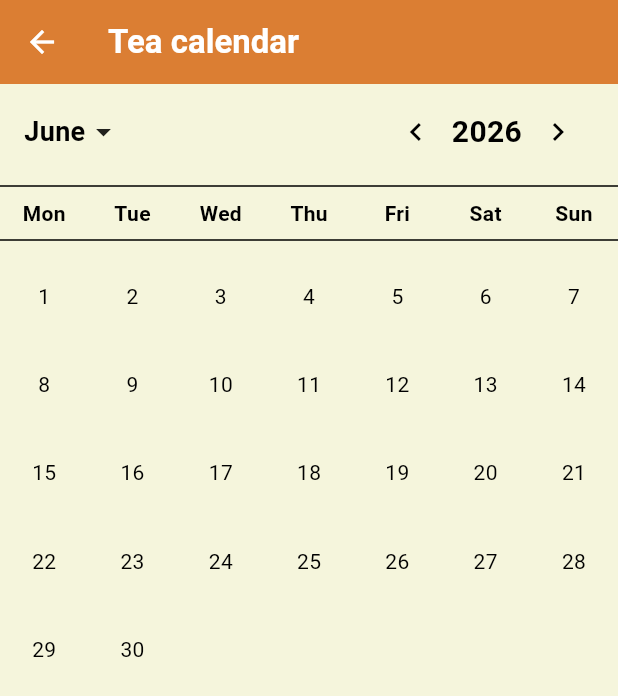
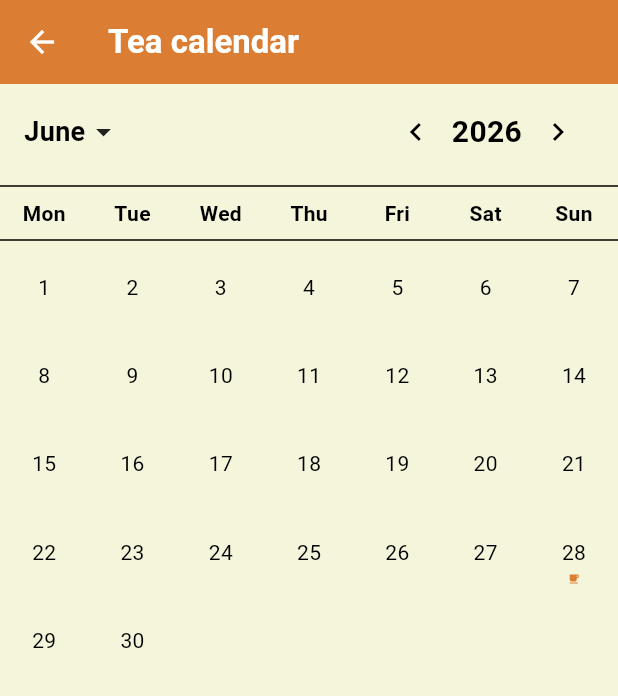
Before and after one commit to BaoBab-800/Zen-Tea, a Flutter app: the screen it shows after launch, after a tap on "Get tea for today", after a tap on "Tea calendar", on a phone screen of 412 x 824 dp. Shown: the top 696 px of the screen. Run offline on Flutter 3.47's test engine with Material 3 defaults, Android fonts, the light colour scheme and no system bars; our stand-ins replace flutter_svg, go_router, hive, hive_flutter, package_info_plus, path_drawing; accounts and stored records are empty.

Commit message:
The calendar day model is now stored in memory and used in the calendar itself.

```diff
--- a/lib/core/providers/providers.dart
+++ b/lib/core/providers/providers.dart
@@ -9,6 +9,8 @@ import 'package:zentea/services/achievements/i_achievements_service.dart';
 import 'package:zentea/services/achievements/achievements_service.dart';
 import 'package:zentea/services/achievements/i_achievement_notification_service.dart';
 import 'package:zentea/services/achievements/achievement_notification_service.dart';
+
+import 'package:zentea/services/calendar/calendar_activity_service.dart';
 
 import 'package:zentea/services/quest_progress/quest_progress_service.dart';
 
@@ -59,10 +61,17 @@ List<SingleChildWidget> buildProviders(IStatsRepository statsRepository, Stats i
     create: (context) => WelcomeDialogService(context.read<IKeyValueStorage>()),
   ),
 
+  ChangeNotifierProvider<CalendarActivityService>(
+    create: (context) => CalendarActivityService(
+      context.read<IKeyValueStorage>(),
+    ),
+  ),
+
   Provider<ITodayTeaService>(
     create: (context) => TodayTeaServiceImpl(
       context.read<IKeyValueStorage>(),
-      context.read<StatsProvider>()
+      context.read<StatsProvider>(),
+      context.read<CalendarActivityService>(),
     ),
   ),
 
--- a/lib/data/calendar/calendar_day.dart
+++ b/lib/data/calendar/calendar_day.dart
@@ -1,11 +1,49 @@
+import 'package:zentea/data/teas/tea_types.dart';
+
 class CalendarDay {
   final DateTime date;
   final bool hasActivity;
-  final String? teaOfTheDayId;
+  final TeaType? teaOfTheDay;
 
   const CalendarDay({
     required this.date,
     required this.hasActivity,
-    this.teaOfTheDayId,
+    this.teaOfTheDay,
   });
+
+  factory CalendarDay.fromStorage(Map<dynamic, dynamic> map) {
+    final rawDate = map['date'];
+    final date = rawDate is DateTime
+        ? rawDate
+        : DateTime.tryParse(rawDate?.toString() ?? '') ?? DateTime.now();
+    final teaTypeName = map['teaOfTheDay']?.toString();
+
+    return CalendarDay(
+      date: DateTime(date.year, date.month, date.day),
+      hasActivity: map['hasActivity'] == true,
+      teaOfTheDay: teaTypeName == null
+          ? null
+          : TeaType.values
+          .where((type) => type.name == teaTypeName)
+          .firstOrNull,
+    );
+  }
+
+  Map<String, dynamic> toStorage() => {
+    'date': date.toIso8601String(),
+    'hasActivity': hasActivity,
+    'teaOfTheDay': teaOfTheDay?.name,
+  };
+
+  CalendarDay copyWith({
+    DateTime? date,
+    bool? hasActivity,
+    TeaType? teaOfTheDay,
+  }) {
+    return CalendarDay(
+      date: date ?? this.date,
+      hasActivity: hasActivity ?? this.hasActivity,
+      teaOfTheDay: teaOfTheDay ?? this.teaOfTheDay,
+    );
+  }
 }
--- /dev/null
+++ b/lib/services/calendar/calendar_activity_service.dart
@@ -0,0 +1,99 @@
+import 'package:flutter/foundation.dart';
+
+import 'package:zentea/data/calendar/calendar_day.dart';
+import 'package:zentea/data/teas/tea_types.dart';
+import 'package:zentea/services/calendar/i_calendar_activity_service.dart';
+import 'package:zentea/services/storage/i_key_value_storage.dart';
+
+class CalendarActivityService extends ChangeNotifier
+    implements ICalendarActivityService {
+  static const _calendarDaysKey = 'calendar_days';
+
+  final IKeyValueStorage _storage;
+  final List<CalendarDay> _days = [];
+  bool _isLoaded = false;
+
+  CalendarActivityService(this._storage) {
+    recordActivityForToday();
+  }
+
+  @override
+  List<CalendarDay> get days => List.unmodifiable(_days);
+
+  @override
+  Future<void> recordActivityForToday() async {
+    await _ensureLoaded();
+    await _upsertDay(_today(), hasActivity: true);
+  }
+
+  @override
+  Future<void> recordTeaForToday(TeaType teaType) async {
+    await _ensureLoaded();
+    await _upsertDay(_today(), hasActivity: true, teaOfTheDay: teaType);
+  }
+
+  @override
+  CalendarDay? dayByDate(DateTime date) {
+    final normalized = _normalize(date);
+    for (final day in _days) {
+      if (_isSameDay(day.date, normalized)) return day;
+    }
+    return null;
+  }
+
+  Future<void> _ensureLoaded() async {
+    if (_isLoaded) return;
+
+    final storedDays = await _storage.get<List<dynamic>>(_calendarDaysKey) ?? [];
+    _days
+      ..clear()
+      ..addAll(
+        storedDays
+            .whereType<Map<dynamic, dynamic>>()
+            .map(CalendarDay.fromStorage)
+            .whereType<CalendarDay>(),
+      );
+    _isLoaded = true;
+    notifyListeners();
+  }
+
+  Future<void> _upsertDay(
+      DateTime date, {
+        required bool hasActivity,
+        TeaType? teaOfTheDay,
+      }) async {
+    final normalized = _normalize(date);
+    final index = _days.indexWhere((day) => _isSameDay(day.date, normalized));
+
+    if (index == -1) {
+      _days.add(
+        CalendarDay(
+          date: normalized,
+          hasActivity: hasActivity,
+          teaOfTheDay: teaOfTheDay,
+        ),
+      );
+    } else {
+      final current = _days[index];
+      _days[index] = current.copyWith(
+        hasActivity: current.hasActivity || hasActivity,
+        teaOfTheDay: teaOfTheDay ?? current.teaOfTheDay,
+      );
+    }
+
+    _days.sort((a, b) => a.date.compareTo(b.date));
+    await _storage.put(
+      _calendarDaysKey,
+      _days.map((day) => day.toStorage()).toList(),
+    );
+    notifyListeners();
+  }
+
+  DateTime _today() => _normalize(DateTime.now());
+
+  DateTime _normalize(DateTime date) =>
+      DateTime(date.year, date.month, date.day);
+
+  bool _isSameDay(DateTime a, DateTime b) =>
+      a.year == b.year && a.month == b.month && a.day == b.day;
+}
--- /dev/null
+++ b/lib/services/calendar/i_calendar_activity_service.dart
@@ -0,0 +1,12 @@
+import 'package:zentea/data/calendar/calendar_day.dart';
+import 'package:zentea/data/teas/tea_types.dart';
+
+abstract class ICalendarActivityService {
+  List<CalendarDay> get days;
+
+  Future<void> recordActivityForToday();
+
+  Future<void> recordTeaForToday(TeaType teaType);
+
+  CalendarDay? dayByDate(DateTime date);
+}
--- a/lib/services/today_tea/today_tea_service_impl.dart
+++ b/lib/services/today_tea/today_tea_service_impl.dart
@@ -3,6 +3,7 @@ import 'dart:math';
 import 'package:zentea/data/teas/tea_model.dart';
 import 'package:zentea/data/teas/tea_types.dart';
 
+import 'package:zentea/services/calendar/i_calendar_activity_service.dart';
 import 'package:zentea/services/storage/i_key_value_storage.dart';
 import 'package:zentea/services/stats/stats_provider.dart';
 
@@ -15,18 +16,26 @@ class TodayTeaServiceImpl implements ITodayTeaService {
 
   final IKeyValueStorage _storage;
   final StatsProvider _statsProvider;
+  final ICalendarActivityService _calendarActivityService;
 
-  TodayTeaServiceImpl(this._storage, this._statsProvider);
+  const TodayTeaServiceImpl(
+    this._storage,
+    this._statsProvider,
+    this._calendarActivityService
+  );
 
   @override
   Future<TeaModel> getTeaOfToday(List<TeaModel> teas) async {
     if (teas.isEmpty) throw StateError('Tea list cannot be empty');
 
     final savedTea = await _loadSavedTea(teas);
-    if (savedTea != null) return savedTea;
+    if (savedTea != null) {
+      await _calendarActivityService.recordTeaForToday(savedTea.type);
+      return savedTea;
+    }
 
     final tea = getWeightedRandomTea(teas);
-    await _saveTeaOfToday(tea.type.name);
+    await _saveTeaOfToday(tea.type);
     return tea;
   }
 
@@ -55,7 +64,9 @@ class TodayTeaServiceImpl implements ITodayTeaService {
 
   @override
   TeaModel getWeightedRandomTea(List<TeaModel> teas) {
-    final totalWeight = teas.fold<int>(0, (sum, tea) => sum + getWeight(tea.features));
+    final totalWeight = teas.fold<int>(
+      0, (sum, tea) => sum + getWeight(tea.features),
+    );
     final random = Random().nextInt(totalWeight);
 
     var current = 0;
@@ -75,10 +86,11 @@ class TodayTeaServiceImpl implements ITodayTeaService {
     return teas.where((tea) => tea.type.name == savedTeaType).firstOrNull;
   }
 
-  Future<void> _saveTeaOfToday(String teaTypeName) async {
+  Future<void> _saveTeaOfToday(TeaType teaType) async {
     final today = _todayKey();
     await _storage.put(_teaDateKey, today);
-    await _storage.put(_teaTypeKey, teaTypeName);
+    await _storage.put(_teaTypeKey, teaType.name);
+    await _calendarActivityService.recordTeaForToday(teaType);
   }
 
   String _todayKey() => _dateKey(DateTime.now());
--- a/lib/ui/calendar/calendar_view.dart
+++ b/lib/ui/calendar/calendar_view.dart
@@ -1,14 +1,18 @@
 import 'package:flutter/material.dart';
+import 'package:provider/provider.dart';
 
 import 'package:zentea/core/l10n/calendar_localization.dart';
 import 'package:zentea/core/extensions/month_mapping_x.dart';
 import 'package:zentea/core/extensions/date_time_x.dart';
 import 'package:zentea/core/theme/app_theme.dart';
 
+import 'package:zentea/data/calendar/calendar_day.dart';
 import 'package:zentea/data/calendar/calendar_keys.dart';
 import 'package:zentea/data/calendar/calendar_grid_state.dart';
+import 'package:zentea/data/teas/tea_types.dart';
 
 import 'package:zentea/services/calendar/build_month_days.dart';
+import 'package:zentea/services/calendar/calendar_activity_service.dart';
 
 class CalendarView extends StatefulWidget {
   const CalendarView({super.key});
@@ -52,17 +56,29 @@ class _CalendarViewState extends State<CalendarView> {
 
         const Divider(),
         Expanded(
-          child: _CalendarGrid(
+          child: Consumer<CalendarActivityService>(
+            builder: (context, calendarActivity, _) {
+              return _CalendarGrid(
                 state: CalendarGridState(
                   month: currentMonth,
                   selectedDate: selectedDate,
                 ),
+                calendarDays: calendarActivity.days,
                 onSelect: (date) {
                   setState(() {
                     selectedDate = date;
                   });
                 },
+              );
+            },
           ),
+        ),
+
+        if (selectedDate != null)
+          _SelectedDayDetails(
+            day: context
+                .watch<CalendarActivityService>()
+                .dayByDate(selectedDate!),
           ),
       ],
     );
@@ -71,10 +87,12 @@ class _CalendarViewState extends State<CalendarView> {
 
 class _CalendarGrid extends StatelessWidget {
   final CalendarGridState state;
+  final List<CalendarDay> calendarDays;
   final void Function(DateTime date) onSelect;
 
   const _CalendarGrid({
     required this.state,
+    required this.calendarDays,
     required this.onSelect,
   });
 
@@ -86,6 +104,7 @@ class _CalendarGrid extends StatelessWidget {
       gridDelegate: const SliverGridDelegateWithFixedCrossAxisCount(
         crossAxisCount: 7,
       ),
+
       itemCount: days.length,
       itemBuilder: (context, index) {
         final day = days[index];
@@ -96,6 +115,8 @@ class _CalendarGrid extends StatelessWidget {
 
         final isSelected = state.selectedDate != null &&
             _isSameDay(day, state.selectedDate!);
+        final calendarDay = _calendarDayFor(day);
+        final hasActivity = calendarDay?.hasActivity ?? false;
 
         return GestureDetector(
           onTap: () => onSelect(day),
@@ -107,8 +128,23 @@ class _CalendarGrid extends StatelessWidget {
                   : null,
               borderRadius: BorderRadius.circular(8),
             ),
-            child: Center(
-              child: Text('${day.day}'),
+
+            child: Column(
+              mainAxisAlignment: MainAxisAlignment.center,
+              children: [
+                Text('${day.day}'),
+                const SizedBox(height: 4),
+                if (hasActivity)
+                  Icon(
+                    calendarDay?.teaOfTheDay == null
+                        ? Icons.circle
+                        : Icons.local_cafe,
+                    size: 8,
+                    color: context.colors.primary,
+                  )
+                else
+                  const SizedBox(height: 8),
+              ],
             ),
           ),
         );
@@ -116,10 +152,40 @@ class _CalendarGrid extends StatelessWidget {
     );
   }
 
+  CalendarDay? _calendarDayFor(DateTime date) {
+    for (final day in calendarDays) {
+      if (_isSameDay(day.date, date)) return day;
+    }
+    return null;
+  }
+
   bool _isSameDay(DateTime a, DateTime b) {
     return a.year == b.year &&
         a.month == b.month &&
         a.day == b.day;
+  }
+}
+
+class _SelectedDayDetails extends StatelessWidget {
+  final CalendarDay? day;
+
+  const _SelectedDayDetails({required this.day});
+
+  @override
+  Widget build(BuildContext context) {
+    final tea = day?.teaOfTheDay;
+
+    return Padding(
+      padding: const EdgeInsets.all(16),
+      child: Text(
+        day?.hasActivity == true
+            ? tea == null
+            ? 'Activity recorded'
+            : 'Tea of the day: ${tea.title(context)}'
+            : 'No activity recorded',
+        style: const TextStyle(fontWeight: FontWeight.w600),
+      ),
+    );
   }
 }
 
```
Lines whose indentation alone changed are shown as unchanged.
